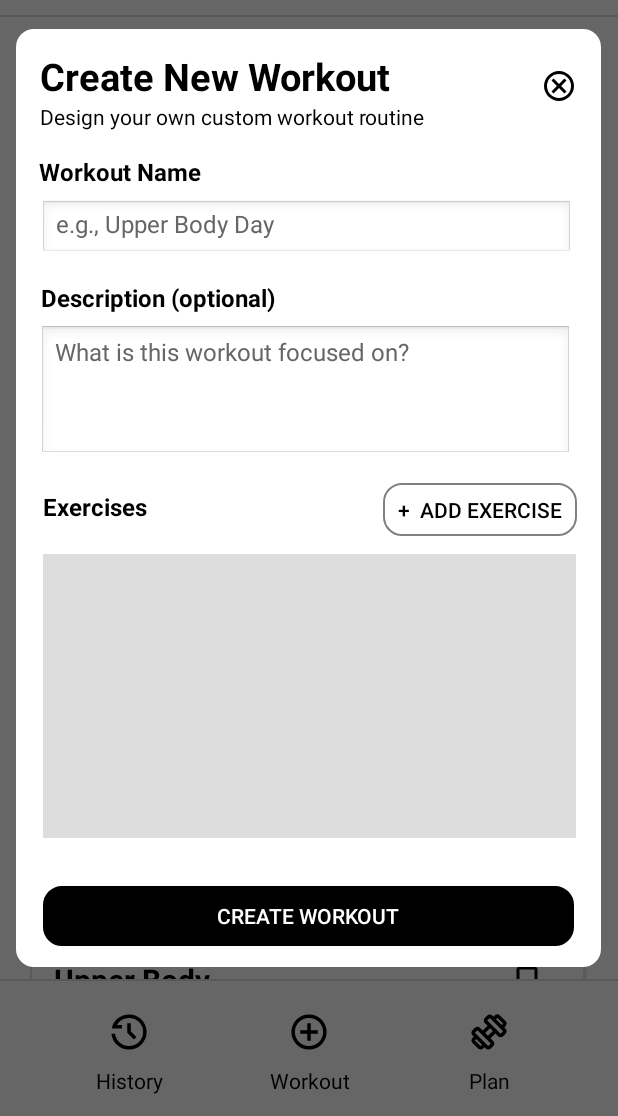
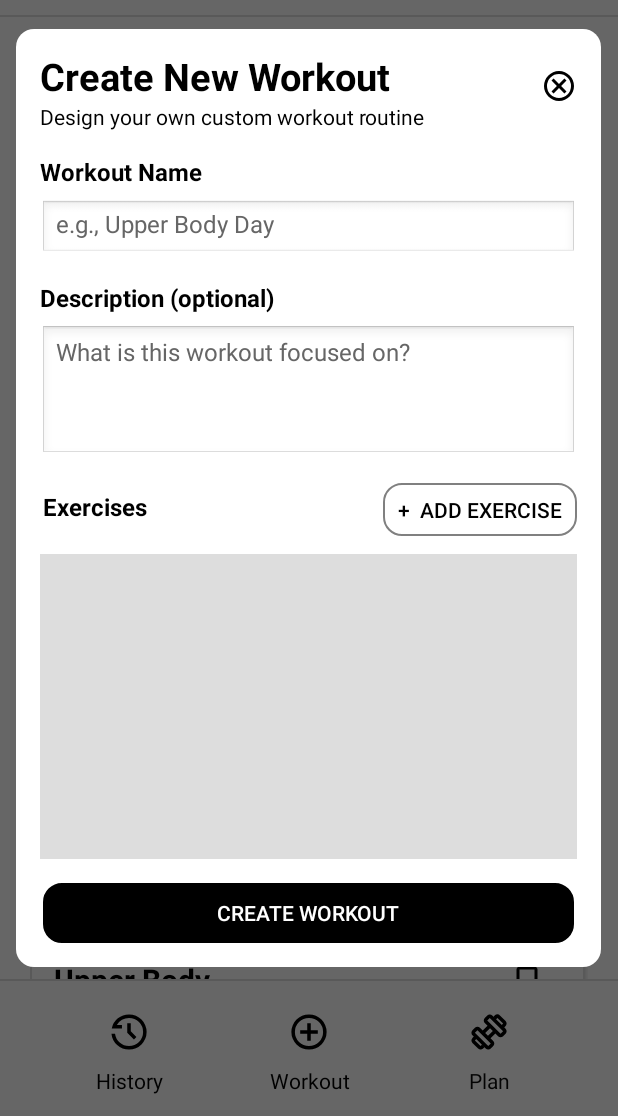
Before and after one commit to algenabagat/ITISMOB_MCO_Gainly, an Android app built with Jetpack Compose: the screen it shows after launch once a user with an empty profile is signed in (MainActivity), after a tap on "+ New Workout", on a phone screen of 412 x 824 dp, the part 120-1236 px from its top. Run offline under Robolectric (Android 15) with nearby library versions, the phone set to English and light mode, and no system bars; our stand-ins replace Firebase (no records; nobody signed in at launch, a user with empty details on screens opened directly); libraries missing offline, so code that uses them is left out: com.facebook, com.facebook.login; 4 statements that could not run were skipped.

Commit message:
working exercise template add

```diff
--- a/app/src/main/res/layout/new_workout_popup.xml
+++ b/app/src/main/res/layout/new_workout_popup.xml
@@ -19,6 +19,17 @@
         app:layout_constraintStart_toStartOf="parent"
         app:layout_constraintTop_toTopOf="parent" />
 
+    <ImageButton
+        android:id="@+id/closeBtn"
+        android:layout_width="wrap_content"
+        android:layout_height="wrap_content"
+        android:layout_marginTop="16dp"
+        android:layout_marginEnd="4dp"
+        android:backgroundTint="#00FFFFFF"
+        app:layout_constraintEnd_toEndOf="parent"
+        app:layout_constraintTop_toTopOf="parent"
+        app:srcCompat="@drawable/outline_cancel_24" />
+
     <TextView
         android:id="@+id/desc3Txv"
         android:layout_width="wrap_content"
@@ -35,22 +46,20 @@
         android:layout_height="wrap_content"
         android:layout_marginStart="16dp"
         android:layout_marginTop="16dp"
-        android:layout_marginEnd="267dp"
         android:text="Workout Name"
         android:textColor="@color/black"
         android:textSize="16sp"
         android:textStyle="bold"
-        app:layout_constraintEnd_toEndOf="parent"
         app:layout_constraintStart_toStartOf="parent"
         app:layout_constraintTop_toBottomOf="@+id/desc3Txv" />
 
     <EditText
         android:id="@+id/workoutNameEtx"
-        android:layout_width="355dp"
+        android:layout_width="0dp"
         android:layout_height="38dp"
         android:layout_marginStart="16dp"
         android:layout_marginTop="8dp"
-        android:layout_marginEnd="19dp"
+        android:layout_marginEnd="16dp"
         android:background="@android:drawable/edit_text"
         android:ems="10"
         android:hint="e.g., Upper Body Day"
@@ -62,39 +71,26 @@
         app:layout_constraintStart_toStartOf="parent"
         app:layout_constraintTop_toBottomOf="@+id/workoutNameTxv" />
 
-    <ImageButton
-        android:id="@+id/closeBtn"
-        android:layout_width="wrap_content"
-        android:layout_height="wrap_content"
-        android:layout_marginTop="16dp"
-        android:layout_marginEnd="4dp"
-        android:backgroundTint="#00FFFFFF"
-        app:layout_constraintEnd_toEndOf="parent"
-        app:layout_constraintTop_toTopOf="parent"
-        app:srcCompat="@drawable/outline_cancel_24" />
-
     <TextView
         android:id="@+id/textView6"
         android:layout_width="wrap_content"
         android:layout_height="wrap_content"
         android:layout_marginStart="16dp"
         android:layout_marginTop="16dp"
-        android:layout_marginEnd="217dp"
         android:text="Description (optional)"
         android:textColor="@color/black"
         android:textSize="16sp"
         android:textStyle="bold"
-        app:layout_constraintEnd_toEndOf="parent"
         app:layout_constraintStart_toStartOf="parent"
         app:layout_constraintTop_toBottomOf="@+id/workoutNameEtx" />
 
     <EditText
         android:id="@+id/descriptionEtx"
-        android:layout_width="355dp"
+        android:layout_width="0dp"
         android:layout_height="90dp"
         android:layout_marginStart="16dp"
         android:layout_marginTop="7dp"
-        android:layout_marginEnd="19dp"
+        android:layout_marginEnd="16dp"
         android:background="@android:drawable/edit_text"
         android:ems="10"
         android:gravity="top"
@@ -104,7 +100,6 @@
         android:textColorHint="@color/gray"
         android:textSize="16sp"
         app:layout_constraintEnd_toEndOf="parent"
-        app:layout_constraintHorizontal_bias="1.0"
         app:layout_constraintStart_toStartOf="parent"
         app:layout_constraintTop_toBottomOf="@+id/textView6" />
 
@@ -133,30 +128,42 @@
         app:layout_constraintEnd_toEndOf="parent"
         app:layout_constraintTop_toBottomOf="@+id/descriptionEtx" />
 
-    <androidx.recyclerview.widget.RecyclerView
-        android:id="@+id/workoutListRecycler"
-        android:layout_width="355dp"
-        android:layout_height="189dp"
-        android:layout_marginStart="18dp"
+    <ScrollView
+        android:id="@+id/exercisesScrollView"
+        android:layout_width="0dp"
+        android:layout_height="0dp"
+        android:layout_marginStart="16dp"
         android:layout_marginTop="12dp"
-        android:layout_marginEnd="17dp"
+        android:layout_marginEnd="16dp"
+        android:layout_marginBottom="16dp"
         android:background="@color/gray_light"
+        app:layout_constraintBottom_toTopOf="@+id/createWorkoutBtn"
         app:layout_constraintEnd_toEndOf="parent"
         app:layout_constraintStart_toStartOf="parent"
-        app:layout_constraintTop_toBottomOf="@+id/addExerciseBtn" />
+        app:layout_constraintTop_toBottomOf="@+id/addExerciseBtn">
+
+        <LinearLayout
+            android:id="@+id/exercisesContainer"
+            android:layout_width="match_parent"
+            android:layout_height="wrap_content"
+            android:orientation="vertical"
+            android:padding="8dp" />
+    </ScrollView>
+
 
     <Button
         android:id="@+id/createWorkoutBtn"
-        android:layout_width="354dp"
+        android:layout_width="0dp"
         android:layout_height="40dp"
         android:layout_marginStart="18dp"
-        android:layout_marginTop="32dp"
         android:layout_marginEnd="18dp"
+        android:layout_marginBottom="16dp"
         android:background="@drawable/back_gray_border"
         android:backgroundTint="@color/black"
         android:text="Create Workout"
         android:textColor="@color/white"
+        app:layout_constraintBottom_toBottomOf="parent"
         app:layout_constraintEnd_toEndOf="parent"
-        app:layout_constraintStart_toStartOf="parent"
-        app:layout_constraintTop_toBottomOf="@+id/workoutListRecycler" />
+        app:layout_constraintStart_toStartOf="parent" />
+
 </androidx.constraintlayout.widget.ConstraintLayout>
```
Also changed, not shown: app/src/main/java/com/itismob/s17/gainly/MainActivity.kt (+42 -17 lines).
